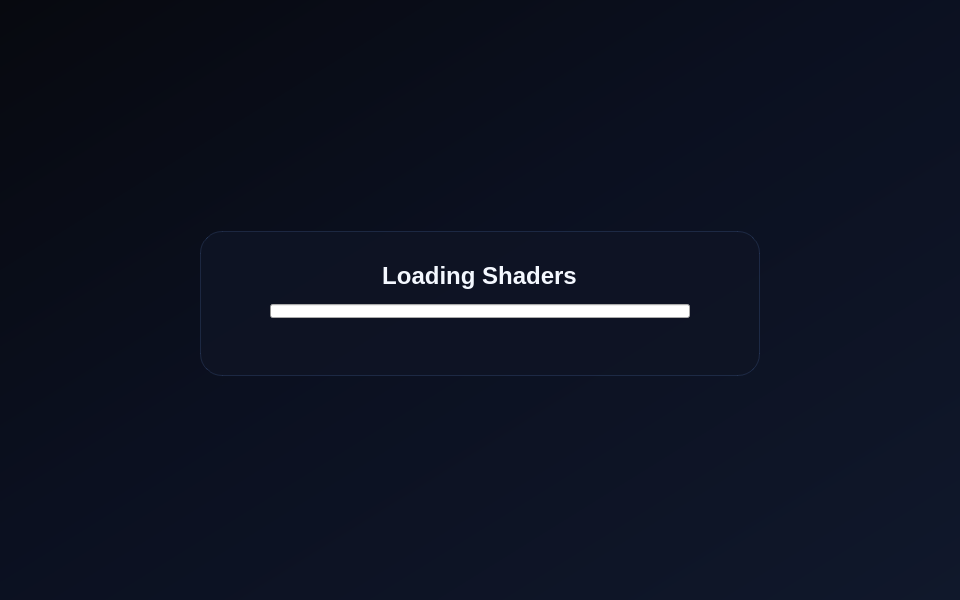
BrunoSilvestre00/Lichii, file src/yuzu/loading_screen.ui: the form before one commit.
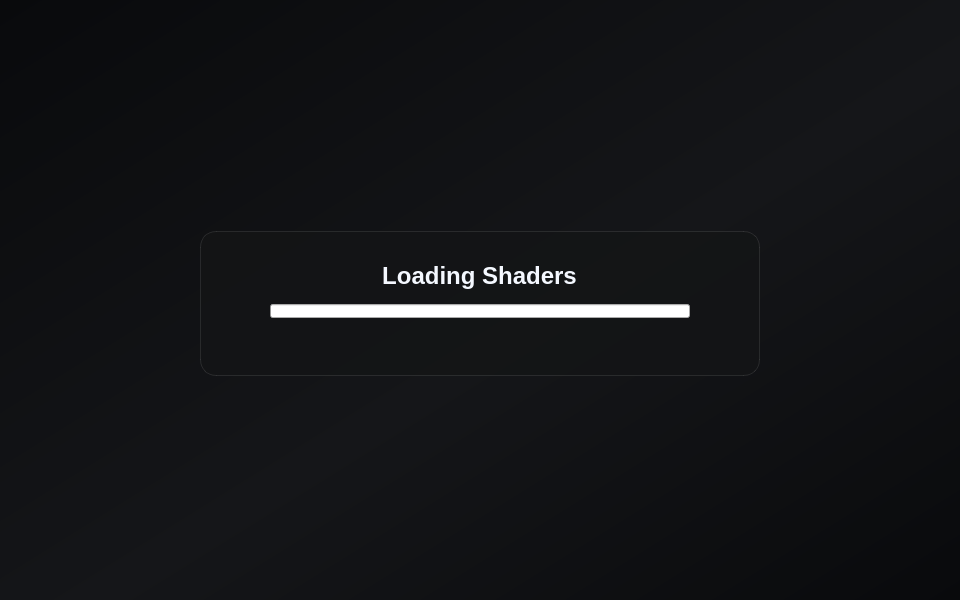
The form after the commit.

Commit message: Improve game library navigation and loading screen

What changed in the file:
```diff
--- a/src/yuzu/loading_screen.ui
+++ b/src/yuzu/loading_screen.ui
@@ -12,7 +12,7 @@
   </property>
   <property name="styleSheet">
    <string notr="true">QWidget#LoadingScreen {
-    background-color: qlineargradient(x1:0, y1:0, x2:1, y2:1, stop:0 #07090f, stop:0.45 #0b1020, stop:1 #10182b);
+    background-color: qlineargradient(x1:0, y1:0, x2:1, y2:1, stop:0 #090a0c, stop:0.55 #151619, stop:1 #090a0c);
 }
 QWidget#fade_parent {
     background-color: transparent;
@@ -108,9 +108,9 @@
         </property>
         <property name="styleSheet">
          <string notr="true">QFrame#loadingCard {
-    background-color: rgba(14, 20, 36, 220);
-    border: 1px solid rgba(120, 170, 255, 38);
-    border-radius: 22px;
+    background-color: rgba(19, 20, 22, 236);
+    border: 1px solid rgba(255, 255, 255, 24);
+    border-radius: 16px;
 }</string>
         </property>
         <property name="frameShape">
```
Left out of the diff: 2 changed lines with no effect on the pictures. The commit also changes 15 other files.
